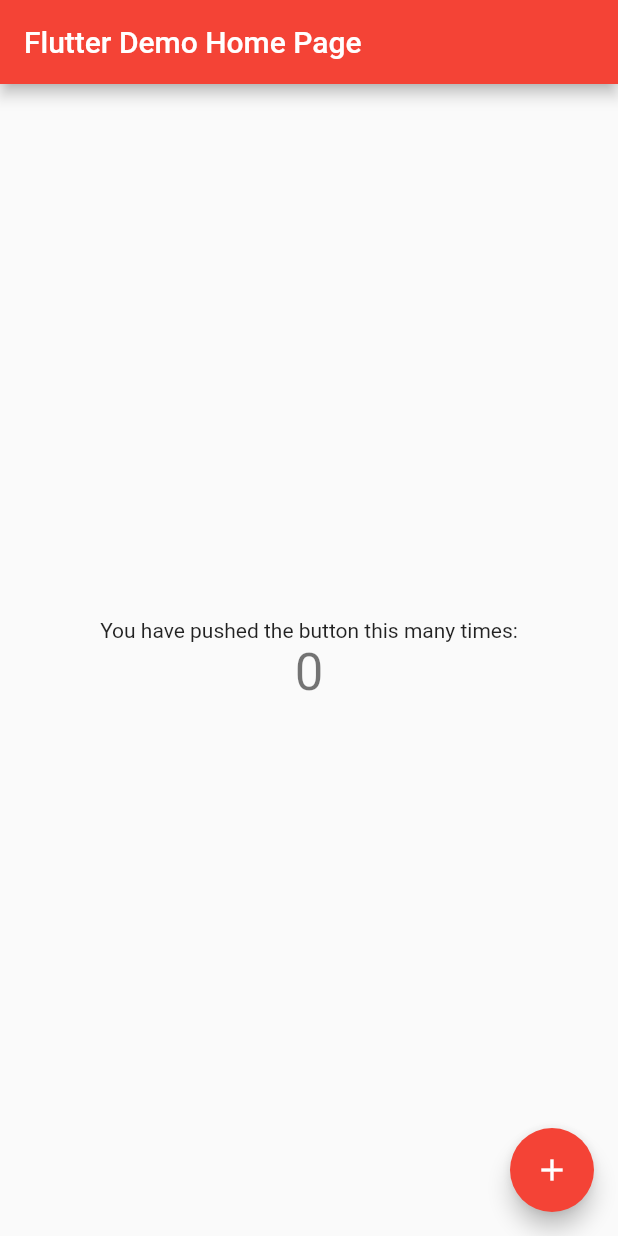
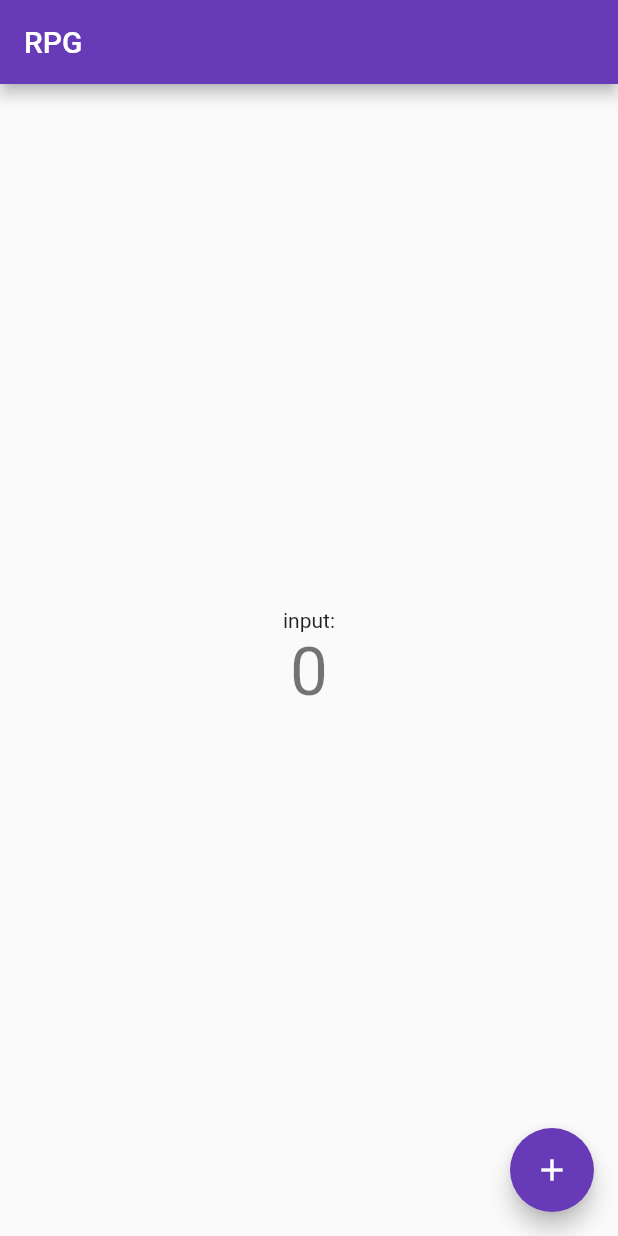
Before and after one commit to 0407chan/flutter-ui-practice, a Flutter app: the screen it shows after launch, on a phone screen of 412 x 824 dp. Run offline on Flutter 3.47's test engine with Material 2 defaults, Android fonts, the phone set to English and light mode, and no system bars.

Commit message:
메인 컬러 변경

```diff
--- a/lib/main.dart
+++ b/lib/main.dart
@@ -22,9 +22,9 @@
         // or simply save your changes to "hot reload" in a Flutter IDE).
         // Notice that the counter didn't reset back to zero; the application
         // is not restarted.
-        primarySwatch: Colors.red,
+        primarySwatch: Colors.deepPurple,
       ),
-      home: const MyHomePage(title: 'Flutter Demo Home Page'),
+      home: const MyHomePage(title: 'RPG'),
     );
   }
 }
@@ -96,11 +96,11 @@
           mainAxisAlignment: MainAxisAlignment.center,
           children: <Widget>[
             const Text(
-              'You have pushed the button this many times:',
+              'input:',
             ),
             Text(
               '$_counter',
-              style: Theme.of(context).textTheme.headline4,
+              style: Theme.of(context).textTheme.headline3,
             ),
           ],
         ),
```
